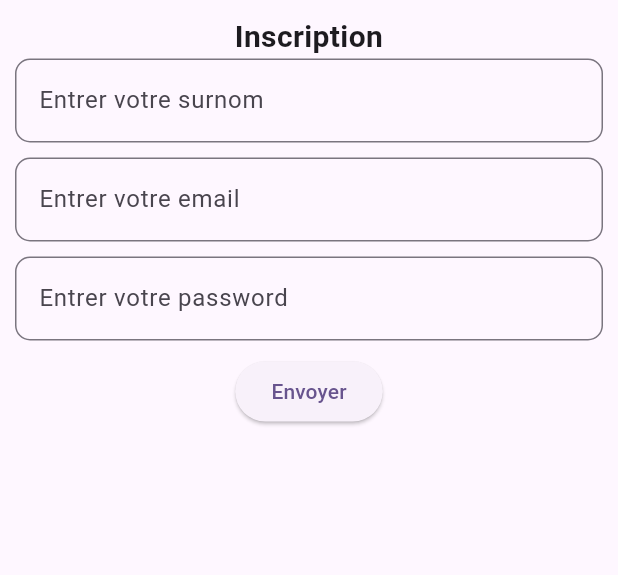
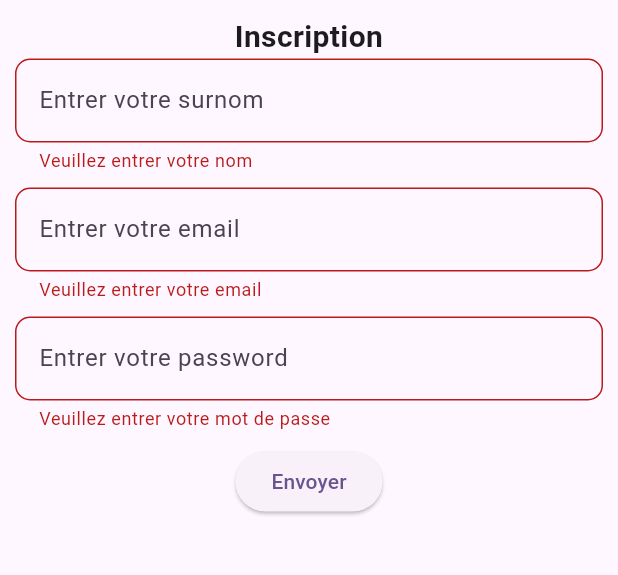
Before and after one commit to JongCHONG/EfreiM2FlutterToDoNest, a Flutter app: the Inscription screen opened directly, after a tap on "Envoyer", on a phone screen of 412 x 824 dp, the part 84-659 px from its top. Run offline on Flutter 3.47's test engine with Material 3 defaults, Android fonts, the light colour scheme and no system bars; our stand-ins replace cloud_firestore, firebase_auth, firebase_core; accounts and stored records are empty.

Commit message:
add validators

```diff
--- /dev/null
+++ b/lib/validator/validators.dart
@@ -0,0 +1,32 @@
+String? validateEmail(String? value) {
+  if (value == null || value.isEmpty) {
+    return 'Veuillez entrer votre email';
+  }
+
+  String emailPattern = r'^[a-zA-Z0-9._%+-]+@[a-zA-Z0-9.-]+\.[a-zA-Z]{2,}$';
+  RegExp regex = RegExp(emailPattern);
+  if (!regex.hasMatch(value)) {
+    return 'Veuillez entrer un email valide';
+  }
+
+  return null;
+}
+
+String? validateSurname(String? value) {
+  if (value == null || value.isEmpty) {
+    return 'Veuillez entrer votre nom';
+  }
+
+  return null;
+}
+
+String? validatePassword(String? value) {
+  if (value == null || value.isEmpty) {
+    return 'Veuillez entrer votre mot de passe';
+  }
+
+  if (value.length < 6) {
+    return 'Le mot de passe doit contenir au moins 6 caractères';
+  }
+  return null;
+}
--- a/lib/views/inscription.dart
+++ b/lib/views/inscription.dart
@@ -1,6 +1,7 @@
 import 'package:todonest/controller/my_firebase_helper.dart';
 import 'package:flutter/material.dart';
 import '../constante.dart';
+import 'package:todonest/validator/validators.dart';
 
 class Inscription extends StatefulWidget {
   const Inscription({super.key});
@@ -10,6 +11,8 @@ class Inscription extends StatefulWidget {
 }
 
 class _InscriptionState extends State<Inscription> {
+  final _formKey = GlobalKey<FormState>();
+
   TextEditingController surname = TextEditingController();
   TextEditingController email = TextEditingController();
   TextEditingController password = TextEditingController();
@@ -35,41 +38,52 @@ class _InscriptionState extends State<Inscription> {
                     ),
                   ),
                   Form(
+                    key: _formKey,
                     child: Column(
                       children: [
-                        TextField(
+                        TextFormField(
                           controller: surname,
                           decoration: InputDecoration(
                             hintText: 'Entrer votre surnom',
                             border: OutlineInputBorder(
-                                  borderRadius: BorderRadius.circular(10))),
+                              borderRadius: BorderRadius.circular(10),
+                            ),
+                          ),
+                          validator: validateSurname,
                         ),
                         const SizedBox(
                           height: 10,
                         ),
-                        TextField(
+                        TextFormField(
                           controller: email,
                           decoration: InputDecoration(
                             hintText: 'Entrer votre email',
                             border: OutlineInputBorder(
-                                  borderRadius: BorderRadius.circular(10))),
+                              borderRadius: BorderRadius.circular(10),
+                            ),
+                          ),
+                          validator: validateEmail,
                         ),
                         const SizedBox(
                           height: 10,
                         ),
-                        TextField(
+                        TextFormField(
                           controller: password,
                           obscureText: true,
                           decoration: InputDecoration(
                             hintText: 'Entrer votre password',
                             border: OutlineInputBorder(
-                                  borderRadius: BorderRadius.circular(10))),
+                              borderRadius: BorderRadius.circular(10),
+                            ),
+                          ),
+                          validator: validatePassword,
                         ),
                         const SizedBox(
                           height: 10,
                         ),
                         ElevatedButton(
                             onPressed: () {
+                              if (_formKey.currentState?.validate() ?? false) {
                                 MyFirebaseHelper()
                                     .inscription(
                                         surname.text, email.text, password.text)
@@ -78,6 +92,7 @@ class _InscriptionState extends State<Inscription> {
                                     me = value;
                                   });
                                 });
+                              }
                             },
                             child: const Text('Envoyer'))
                       ],
```
Lines whose indentation alone changed are shown as unchanged.
